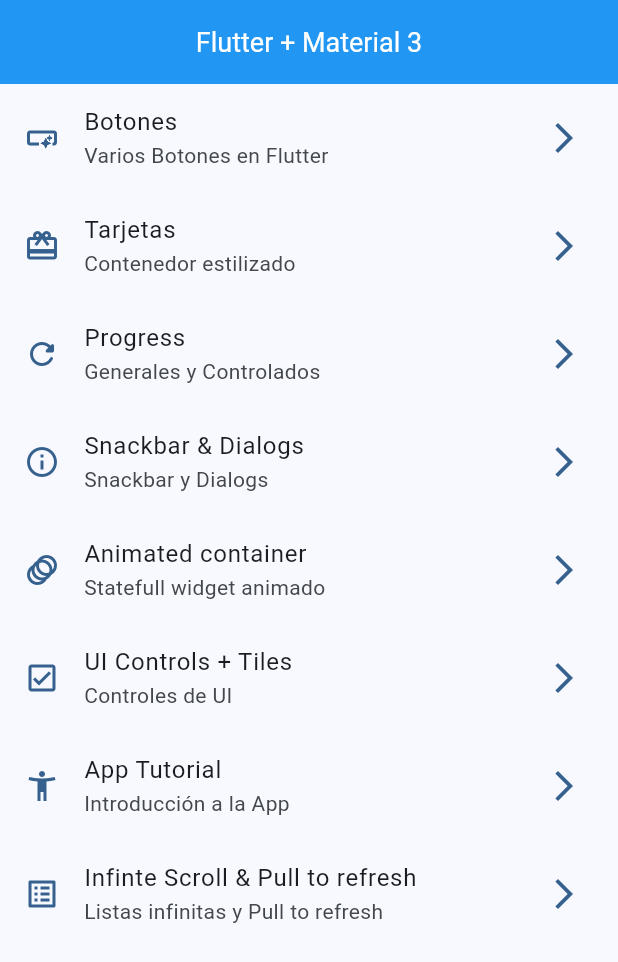
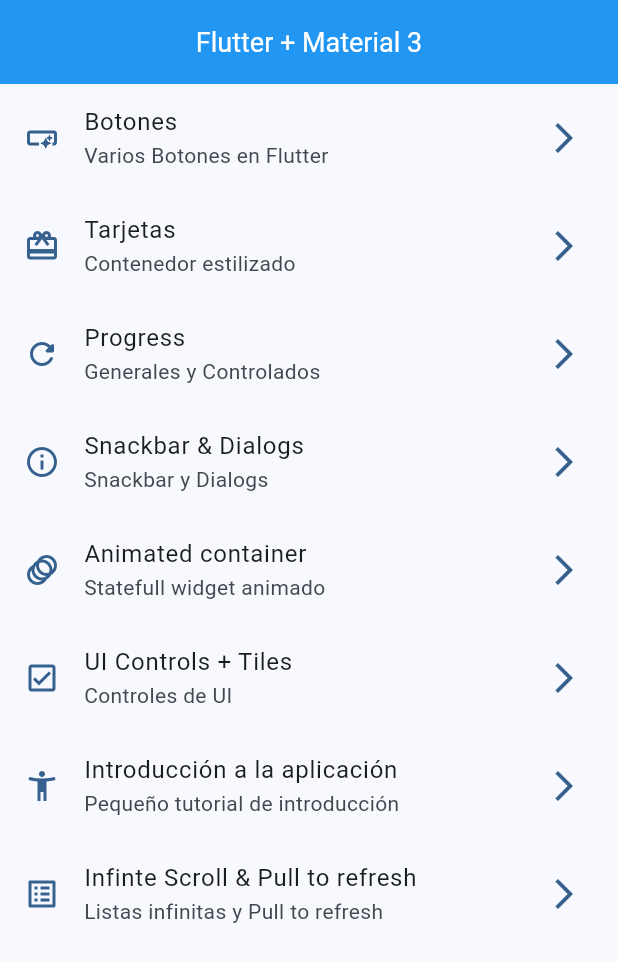
Before and after one commit to cadenaspm/widApp, a Flutter app: the screen it shows after launch, on a phone screen of 412 x 824 dp. Shown: the top 962 px of the screen. Run offline on Flutter 3.47's test engine with Material 3 defaults, Android fonts, the phone set to English and light mode, and no system bars; our stand-ins replace go_router.

```diff
--- a/lib/config/menu/menu_items.dart
+++ b/lib/config/menu/menu_items.dart
@@ -58,15 +58,15 @@ const appMenuItems = [
     icon: Icons.check_box_outlined,
   ),
 
+  MenuItems(
+    title: 'Introducción a la aplicación',
+    subtitle: 'Pequeño tutorial de introducción',
+    link: AppTutorialScreen.name,
+    icon: Icons.accessibility_new_outlined,
+  ),
 
 
 
-  MenuItems(
-    title: 'App Tutorial',
-    subtitle: 'Introducción a la App',
-    link: AppTutorialScreen.name,
-    icon: Icons.accessibility_new_outlined,
-  ),
 
   MenuItems(
     title: 'Infinte Scroll & Pull to refresh',
--- a/lib/config/router/app_router.dart
+++ b/lib/config/router/app_router.dart
@@ -13,5 +13,6 @@ final appRouter = GoRouter(
     GoRoute(path: '/snackbar', name: SnackbarScreen.name, builder: (context, state) => const SnackbarScreen()),
     GoRoute(path: '/animated', name: AnimatedScreen.name, builder: (context, state) => const AnimatedScreen()),
     GoRoute(path: '/ui_controls', name: UiControlsScreen.name, builder: (context, state) => const UiControlsScreen()),
+    GoRoute(path: '/tutorial', name: AppTutorialScreen.name, builder: (context, state) => const AppTutorialScreen()),
   ]
 );
--- a/pubspec.yaml
+++ b/pubspec.yaml
@@ -18,3 +18,6 @@ dev_dependencies:
 
 flutter:
   uses-material-design: true
+
+assets:
+  - assets/images/
```
Also changed, not shown: assets/Images/1.png (added), assets/Images/2.png (added), assets/Images/3.png (added), assets/Images/jar-loading.gif (added).
